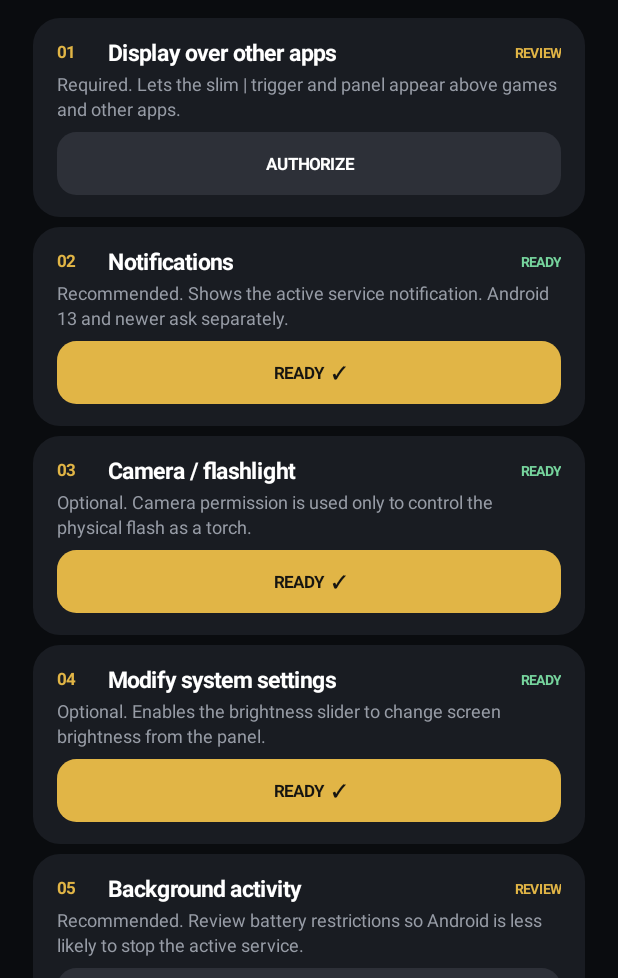
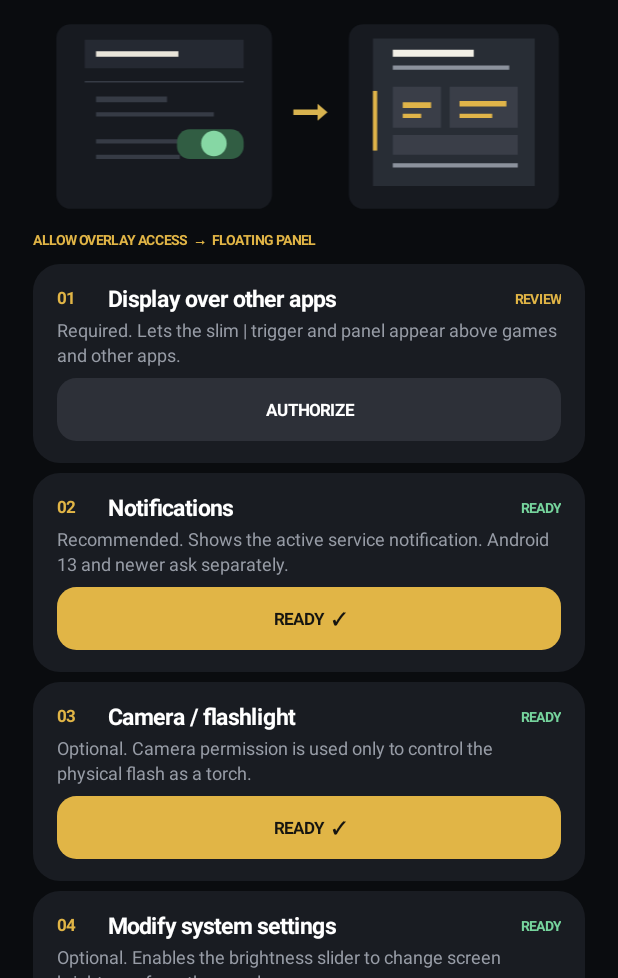
Before and after one commit to CFSTUDIO-project/Smart-Space-, an Android app: the screen it shows after launch (MainActivity), on a phone screen of 412 x 824 dp, the part 258-1236 px from its top. Run offline under Robolectric (Android 15) with nearby library versions, the phone set to English and light mode, and no system bars.

Commit message:
feat: show visual setup tutorial in authorized screen

```diff
--- a/app/src/main/java/com/cfstudio/smartspace/MainActivity.kt
+++ b/app/src/main/java/com/cfstudio/smartspace/MainActivity.kt
@@ -99,7 +99,14 @@ class MainActivity : Activity() {
         val body = makePage()
         addHeader(body, "AUTHORIZED", "FIRST-RUN CONFIGURATION")
         body.addView(text("Prepare your device", 25f, Color.WHITE, true), marginParams(-1, -2, top = 12))
-        body.addView(text("Smart Space uses Android's real permission screens. Review each access below; optional tools can stay disabled.", 14f, muted), marginParams(-1, -2, top = 8, bottom = 18))
+        body.addView(text("Smart Space uses Android's real permission screens. Review each access below; optional tools can stay disabled.", 14f, muted), marginParams(-1, -2, top = 8, bottom = 10))
+        val guide = ImageView(this).apply {
+            setImageResource(R.drawable.auth_guide)
+            scaleType = ImageView.ScaleType.FIT_CENTER
+            contentDescription = "Illustration of overlay access leading to the Smart Space floating panel"
+        }
+        body.addView(guide, marginParams(-1, dp(142), bottom = 8))
+        body.addView(text("ALLOW OVERLAY ACCESS  →  FLOATING PANEL", 9f, gold, true), marginParams(-1, -2, bottom = 15))
         addPermissionCard(body, "01", "Display over other apps", "Required. Lets the slim | trigger and panel appear above games and other apps.", overlayGranted(), "AUTHORIZE", {
             if (!Settings.canDrawOverlays(this)) {
                 startActivity(Intent(Settings.ACTION_MANAGE_OVERLAY_PERMISSION, Uri.parse("package:$packageName")))
```
